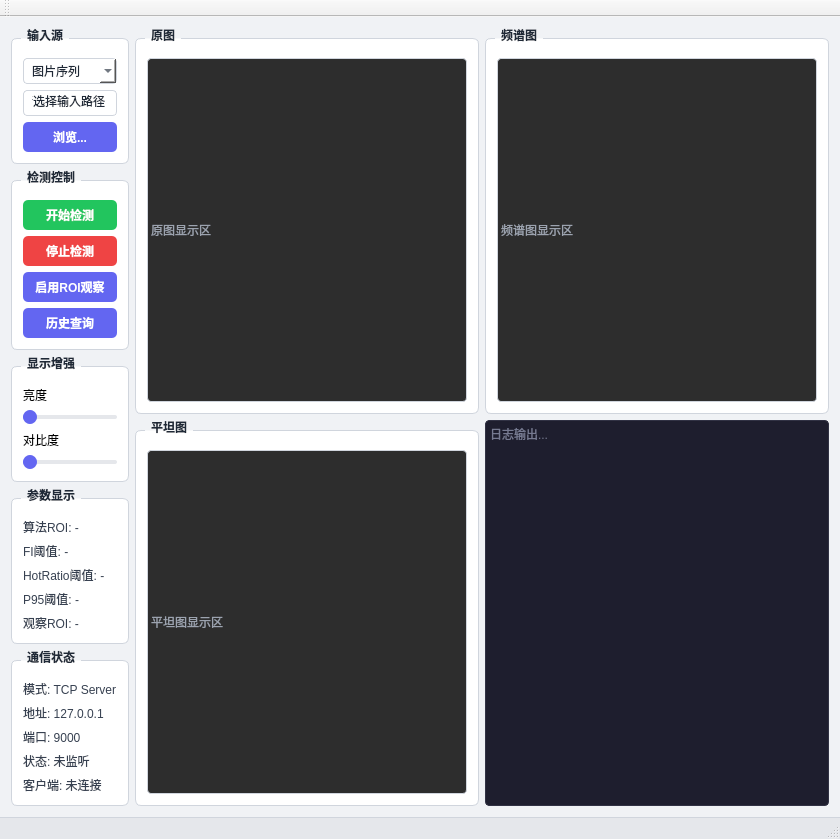
Before: the Qt Designer form WaferMaster/ui/WaferMaster.ui in recklevs/WaferMaster, drawn with Qt 5.
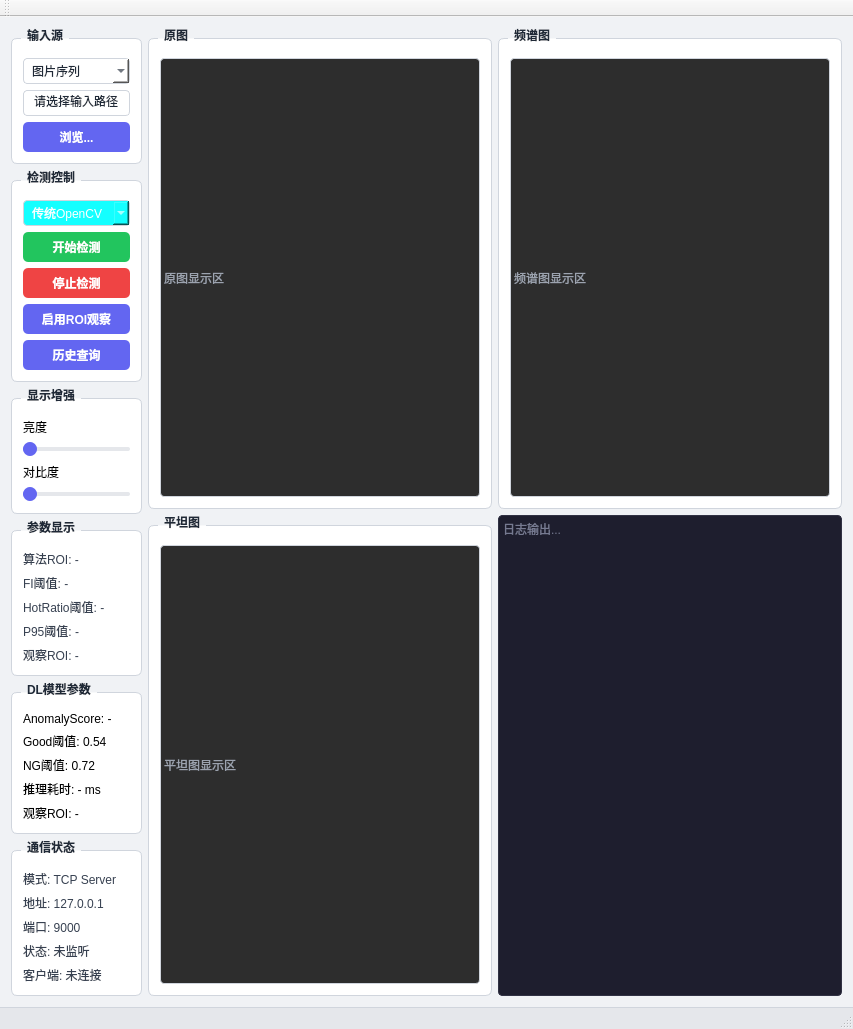
After: the same form once the commit is applied.

Commit message: feat: add detection mode switch UI (Traditional / DeepLearning) - Add DetectionMode enum and DLConfig struct to Common.h - Add cmbDetectionMode combobox to switch between OpenCV and PatchCore - Add groupDLParams panel (AnomalyScore, thresholds, infer time) - Title bars and param panel swap dynamically on mode change - Mode switch disabled during detection (Running state)

What changed in the file:
```diff
--- a/WaferMaster/ui/WaferMaster.ui
+++ b/WaferMaster/ui/WaferMaster.ui
@@ -6,8 +6,8 @@
    <rect>
     <x>0</x>
     <y>0</y>
-    <width>785</width>
-    <height>595</height>
+    <width>831</width>
+    <height>849</height>
    </rect>
   </property>
   <property name="windowTitle">
@@ -222,6 +222,24 @@
            <string>检测控制</string>
           </property>
           <layout class="QVBoxLayout" name="verticalLayout_2">
+           <item>
+            <widget class="QComboBox" name="cmbDetectionMode">
+             <property name="styleSheet">
+              <string notr="true">background-color: rgb(20, 255, 255);
+color: rgb(255, 255, 255);</string>
+             </property>
+             <item>
+              <property name="text">
+               <string>传统OpenCV</string>
+              </property>
+             </item>
+             <item>
+              <property name="text">
+               <string>PatchCore</string>
+              </property>
+             </item>
+            </widget>
+           </item>
            <item>
             <widget class="QPushButton" name="btnStart">
              <property name="text">
@@ -337,6 +355,53 @@
            </layout>
           </widget>
          </item>
+        <item>
+         <widget class="QGroupBox" name="groupDLParams">
+          <property name="title">
+           <string>DL模型参数</string>
+          </property>
+          <property name="visible">
+           <bool>false</bool>
+          </property>
+          <layout class="QVBoxLayout" name="verticalLayout_dl">
+           <item>
+            <widget class="QLabel" name="lblDLScore">
+             <property name="text">
+              <string>AnomalyScore: -</string>
+             </property>
+            </widget>
+           </item>
+           <item>
+            <widget class="QLabel" name="lblDLGoodTh">
+             <property name="text">
+              <string>Good阈值: 0.54</string>
+             </property>
+            </widget>
+           </item>
+           <item>
+            <widget class="QLabel" name="lblDLNgTh">
+             <property name="text">
+              <string>NG阈值: 0.72</string>
+             </property>
+            </widget>
+           </item>
+           <item>
+            <widget class="QLabel" name="lblDLInferMs">
+             <property name="text">
+              <string>推理耗时: - ms</string>
+             </property>
+            </widget>
+           </item>
+           <item>
+            <widget class="QLabel" name="lblDLObserveRoi">
+             <property name="text">
+              <string>观察ROI: -</string>
+             </property>
+            </widget>
+           </item>
+          </layout>
+         </widget>
+        </item>
          <item>
           <widget class="QGroupBox" name="groupComm">
            <property name="title">
@@ -423,7 +488,7 @@
             <property name="minimumSize">
              <size>
               <width>320</width>
-              <height>240</height>
+             <height>152</height>
              </size>
             </property>
             <property name="text">
@@ -457,7 +522,7 @@
             <property name="minimumSize">
              <size>
               <width>320</width>
-              <height>240</height>
+             <height>152</height>
              </size>
             </property>
             <property name="text">
@@ -491,7 +556,7 @@
             <property name="minimumSize">
              <size>
               <width>320</width>
-              <height>240</height>
+             <height>152</height>
              </size>
             </property>
             <property name="text">
```
Left out of the diff: 16 changed lines with no effect on the pictures. Lines whose indentation alone changed are shown as unchanged. The commit also changes 6 other files.
